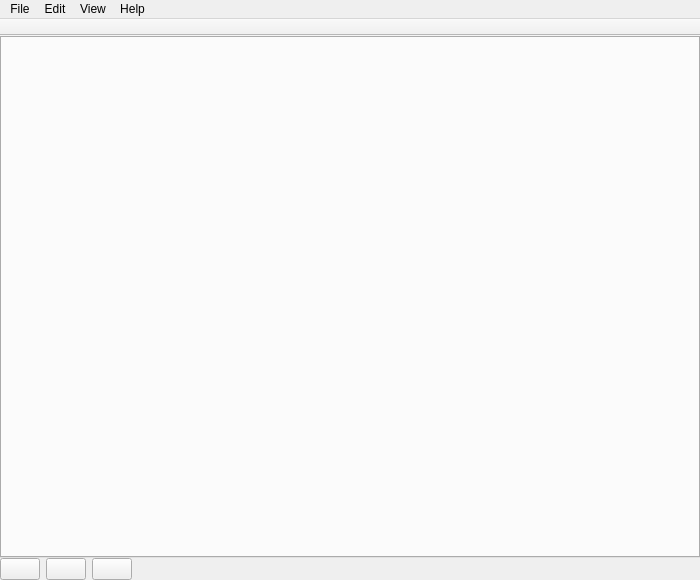
First picture: the form in qt/ui/main_window.ui, repository Mouchnino/moneyguru, before the edit.
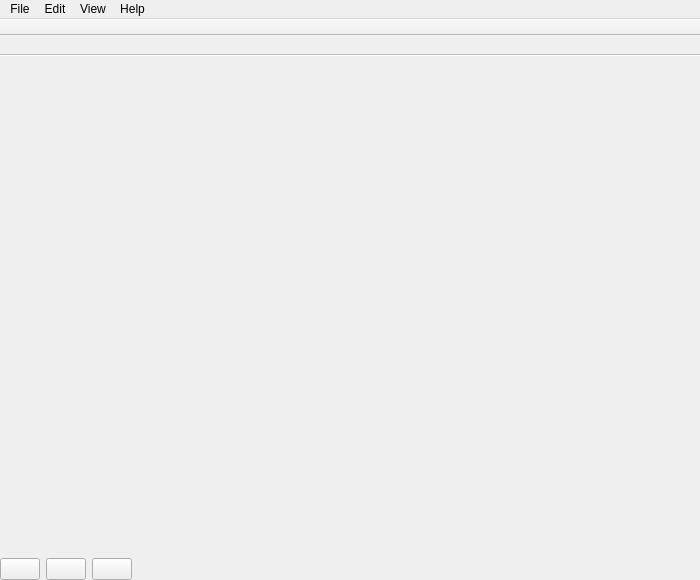
Second picture: the form after the edit. Icons and pictures are not drawn. Custom widgets are drawn as their Qt base class.

Commit message: Qt: Fixed tabs so that it can open more than one Account tab. Did this by replacing the QTabWidget into a QTabBar/QStackedWidget combo.

```diff
--- a/qt/ui/main_window.ui
+++ b/qt/ui/main_window.ui
@@ -22,15 +22,18 @@
      <number>0</number>
     </property>
     <item>
-     <widget class="QTabWidget" name="mainView">
-      <property name="tabsClosable">
-       <bool>true</bool>
-      </property>
-      <property name="movable">
-       <bool>true</bool>
+     <widget class="QTabBar" name="tabBar" native="true">
+      <property name="minimumSize">
+       <size>
+        <width>0</width>
+        <height>20</height>
+       </size>
       </property>
      </widget>
     </item>
+    <item>
+     <widget class="QStackedWidget" name="mainView"/>
+    </item>
     <item>
      <widget class="QWidget" name="bottomBar" native="true">
       <layout class="QHBoxLayout" name="horizontalLayout">
@@ -512,6 +515,12 @@
    <header>support.date_range_selector_view</header>
    <container>1</container>
   </customwidget>
+  <customwidget>
+   <class>QTabBar</class>
+   <extends>QWidget</extends>
+   <header>PyQt4.QtGui</header>
+   <container>1</container>
+  </customwidget>
  </customwidgets>
  <resources>
   <include location="../mg.qrc"/>
```
The commit also changes 1 other file.
